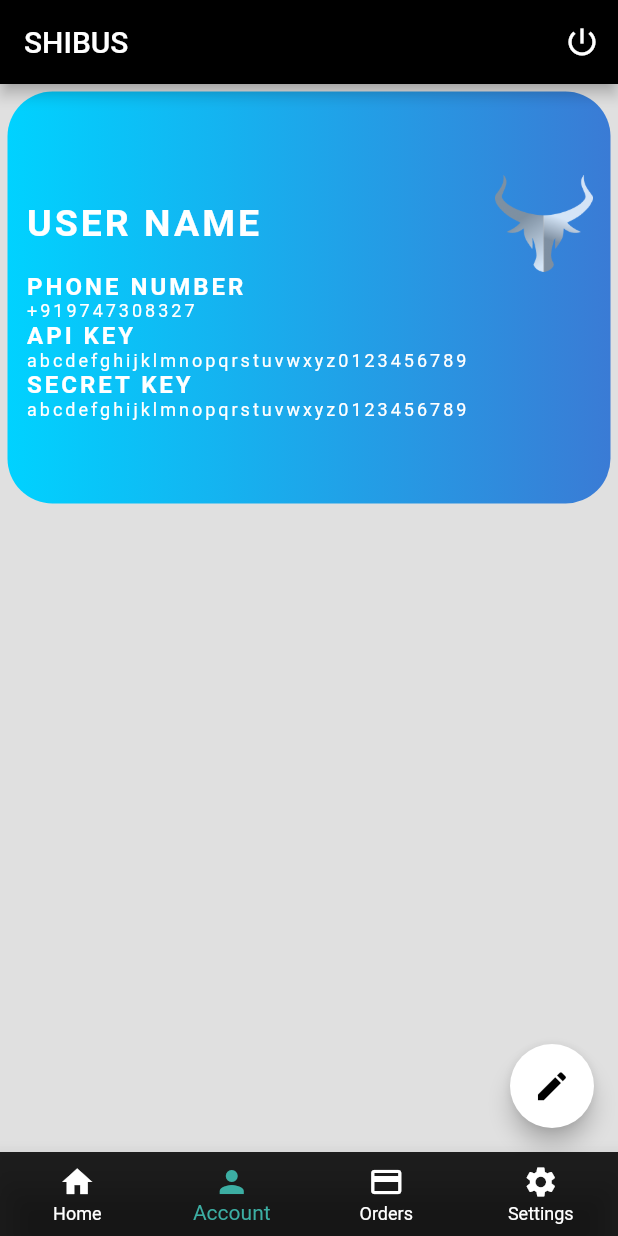
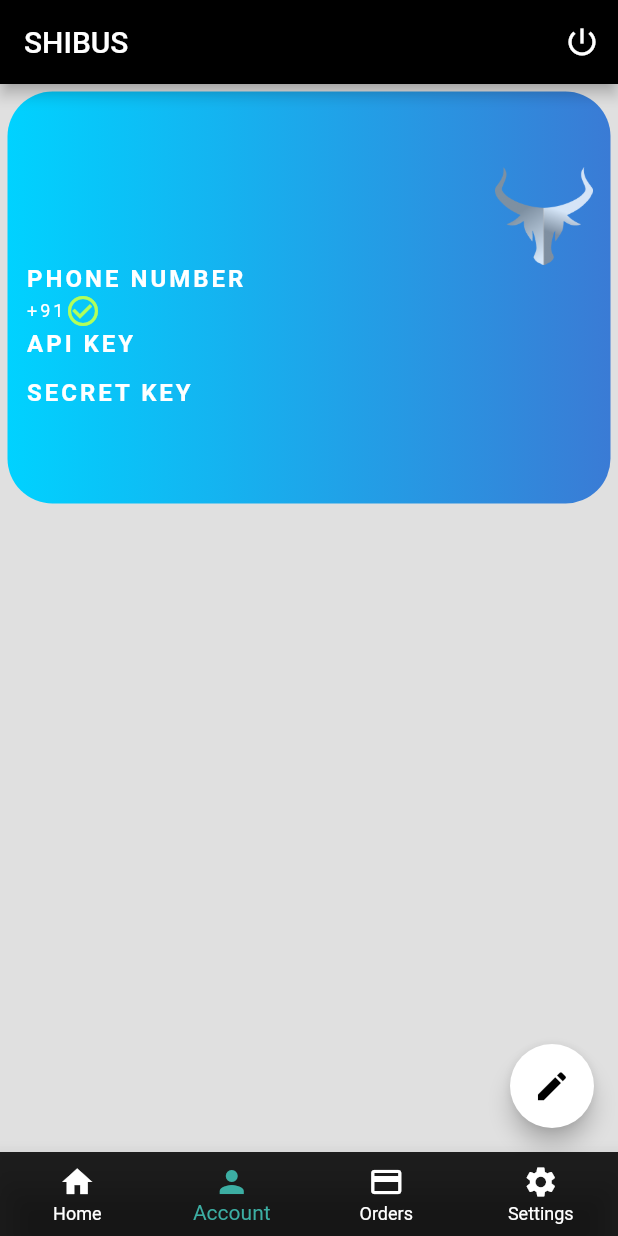
Before and after one commit to shibusindia/shibus, a Flutter app: the screen it shows once a user with an empty profile is signed in, item 2 of the bottom bar chosen, on a phone screen of 412 x 824 dp. Run offline on Flutter 3.47's test engine with Material 2 defaults, Android fonts, the phone set to English and light mode, and no system bars; our stand-ins replace cloud_firestore, firebase_auth, shimmer, simple_animations; accounts and stored records are empty.

Commit message:
Account Tab fixed

```diff
--- a/lib/model/user.dart
+++ b/lib/model/user.dart
@@ -1,4 +1,15 @@
 class User {
- final String uid;
+  final String uid;
   User({this.uid});
 }
+
+class UserData {
+  final String uid;
+  final String username;
+  final String phonenumber;
+  final String apikey;
+  final String secretkey;
+
+  UserData(
+      {this.uid, this.username, this.phonenumber, this.apikey, this.secretkey});
+}
--- a/lib/screen/authenticate/register.dart
+++ b/lib/screen/authenticate/register.dart
@@ -236,12 +236,10 @@ class _RegisterPageState extends State<RegisterPage> {
                                             _emailController.text.toString(),
                                             _passwordController.text
                                                 .toString());
-
                                         if (result == null) {
                                           setState(() {
                                             loading = false;
                                           });
-                                          displaySnackBar(context);
                                         }
                                       }
                                     },
--- a/lib/screen/home/account_tab.dart
+++ b/lib/screen/home/account_tab.dart
@@ -1,4 +1,9 @@
 import 'package:flutter/material.dart';
+import 'package:provider/provider.dart';
+import 'package:shibusindia/model/user.dart';
+import 'package:shibusindia/screen/bottomSheet/account_bottom.dart';
+import 'package:shibusindia/screen/loading.dart';
+import 'package:shibusindia/services/database.dart';
 
 class Accounts extends StatefulWidget {
   @override
@@ -10,6 +15,14 @@ class _AccountsState extends State<Accounts> {
 
   @override
   Widget build(BuildContext context) {
+    final user = Provider.of<User>(context);
+    return StreamBuilder<UserData>(
+        stream: DatabaseService(uid: user.uid).userdata,
+        builder: (context, snapshot) {
+          if (snapshot.data == null) {
+            return Loader();
+          }
+          UserData configData = snapshot.data;
           return Scaffold(
             key: _scaffoldKey,
             body: Container(
@@ -39,7 +52,7 @@ class _AccountsState extends State<Accounts> {
                       mainAxisAlignment: MainAxisAlignment.spaceBetween,
                       children: <Widget>[
                         Text(
-                    'User Name'.toUpperCase(),
+                          configData.username.toUpperCase(),
                           style: accountStyle(
                             size: 25.0,
                             weight: FontWeight.bold,
@@ -59,11 +72,18 @@ class _AccountsState extends State<Accounts> {
                         weight: FontWeight.bold,
                       ),
                     ),
+                    Row(
+                      children: <Widget>[
                         Text(
-                '+919747308327',
+                          '+91${configData.phonenumber}',
                           style: accountStyle(size: 12.0),
                         ),
-
+                        Icon(
+                          Icons.check_circle_outline,
+                          color: Colors.lightGreenAccent,
+                        ),
+                      ],
+                    ),
                     Text(
                       'API Key'.toUpperCase(),
                       style: accountStyle(
@@ -72,7 +92,7 @@ class _AccountsState extends State<Accounts> {
                       ),
                     ),
                     Text(
-                                'abcdefghijklmnopqrstuvwxyz0123456789',
+                      configData.apikey,
                       style: accountStyle(size: 12.0),
                     ),
                     Text(
@@ -83,7 +103,7 @@ class _AccountsState extends State<Accounts> {
                       ),
                     ),
                     Text(
-                'abcdefghijklmnopqrstuvwxyz0123456789',
+                      configData.secretkey,
                       style: accountStyle(size: 12.0),
                     ),
                   ],
@@ -103,6 +123,7 @@ class _AccountsState extends State<Accounts> {
             ),
             floatingActionButtonLocation: FloatingActionButtonLocation.endFloat,
           );
+        });
   }
 
   TextStyle accountStyle({double size, FontWeight weight}) {
@@ -116,15 +137,18 @@ class _AccountsState extends State<Accounts> {
 
   _buildBottomSheet(BuildContext context) {
     return Container(
-      height: MediaQuery.of(context).size.height / 2,
+      padding: EdgeInsets.symmetric(
+        horizontal: 10.0,
+        vertical: 10.0,
+      ),
       decoration: BoxDecoration(
         color: Colors.white,
         borderRadius: BorderRadius.only(
-          topLeft: Radius.circular(50.0),
-          topRight: Radius.circular(50.0),
+          topLeft: Radius.circular(40.0),
+          topRight: Radius.circular(40.0),
         ),
       ),
-      child: Center(child: Text('botomSteet')),
+      child: AccountBottom(),
     );
   }
 }
--- a/lib/screen/home/home.dart
+++ b/lib/screen/home/home.dart
@@ -3,7 +3,6 @@ import 'package:shibusindia/screen/home/account_tab.dart';
 import 'package:shibusindia/screen/home/order_tab.dart';
 import 'package:shibusindia/screen/home/settings_tab.dart';
 import 'package:shibusindia/screen/home/telegram_tab.dart';
-
 
 class HomePage extends StatefulWidget {
   @override
@@ -62,15 +61,12 @@ class _HomePageState extends State<HomePage> {
       onTap: (int index) {
         setState(() {
           _currentIndex = index;
-          print(_currentIndex);
         });
       },
     );
     return Scaffold(
-
       backgroundColor: Colors.black12,
       appBar: AppBar(
-
         backgroundColor: Colors.black,
         title: Text('Shibus'.toUpperCase()),
         actions: <Widget>[
--- a/lib/services/database.dart
+++ b/lib/services/database.dart
@@ -1,10 +1,12 @@
 import 'package:cloud_firestore/cloud_firestore.dart';
+import 'package:shibusindia/model/user.dart';
 
 class DatabaseService {
   final String uid;
   DatabaseService({this.uid});
 
-  final CollectionReference userData = Firestore.instance.collection('Users');
+  final CollectionReference userConfig =
+      Firestore.instance.collection('clients');
   // final CollectionReference channel = Firestore.instance.collection('Channel');
 
   // Future updateChannelSetting({
@@ -40,19 +42,44 @@ class DatabaseService {
   //   });
   // }
 
-  Future updateGeneralData({
-    String email,
-    String password,
+  Future configData({
+    String username,
     String phone,
     String apikey,
     String secretkey,
   }) async {
-    return await userData.document(uid).setData({
-      'email': email,
-      'password': password,
-      'apiKey': apikey,
-      'secretKey': secretkey,
-      'phoneNumber': phone
+    return await userConfig.document(uid).setData({
+      'username': username,
+      'apikey': apikey,
+      'secretkey': secretkey,
+      'phonenumber': phone
     });
   }
+
+  // Config _configSnapshot(DocumentSnapshot snapshot) {
+  //   return Config(
+  //     apikey: snapshot.data['apikey'] ,
+  //     username: snapshot.data['username'] ,
+  //     phonenumber: snapshot.data['phonenumber'] ,
+  //     secretkey: snapshot.data['seceretkey'],
+  //   );
+  // }
+
+  UserData _userDatasnapshot(DocumentSnapshot snapshot) {
+    return UserData(
+        uid: uid,
+        username: snapshot.data['username'],
+        apikey: snapshot.data['apikey'],
+        secretkey: snapshot.data['secretkey'],
+        phonenumber: snapshot.data['phonenumber']);
+  }
+
+  // streaming data in firestore
+  // Stream<Config> get client {
+  //   return userConfig.document(uid).snapshots().map(_configSnapshot);
+  // }
+
+  Stream<UserData> get userdata {
+    return userConfig.document(uid).snapshots().map(_userDatasnapshot);
+  }
 }
```
Also changed, not shown: lib/screen/bottomSheet/account_bottom.dart (added, +152 -0 lines), lib/services/auth.dart (+10 -3 lines). Lines whose indentation alone changed are shown as unchanged.
